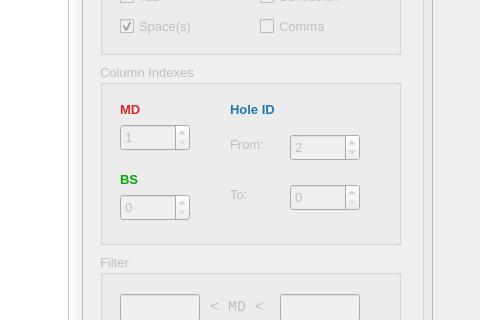
Before: the Qt Designer form CaliperImport_Vst.ui in Ivanfdezr/CentralSoftware, drawn with Qt 5; both pictures show x 498 to 978 and y 366 to 686 of the 1336 by 823 pixel window.
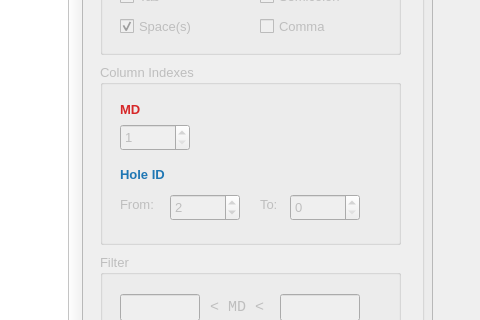
After: the same form once the commit is applied. Custom widgets are drawn as their Qt base class.

Diff of the .ui file:
```diff
--- a/CaliperImport_Vst.ui
+++ b/CaliperImport_Vst.ui
@@ -73,8 +73,8 @@
    <widget class="QLabel" name="label_6">
     <property name="geometry">
      <rect>
-      <x>130</x>
-      <y>35</y>
+      <x>20</x>
+      <y>100</y>
       <width>71</width>
       <height>21</height>
      </rect>
@@ -111,8 +111,8 @@
    <widget class="QSpinBox" name="ciH1columnIndex_spinBox">
     <property name="geometry">
      <rect>
-      <x>190</x>
-      <y>70</y>
+      <x>70</x>
+      <y>130</y>
       <width>70</width>
       <height>27</height>
      </rect>
@@ -127,47 +127,11 @@
      <number>2</number>
     </property>
    </widget>
-   <widget class="QSpinBox" name="ciBScolumnIndex_spinBox">
-    <property name="geometry">
-     <rect>
-      <x>20</x>
-      <y>130</y>
-      <width>70</width>
-      <height>27</height>
-     </rect>
-    </property>
-    <property name="toolTip">
-     <string>0 means that any column is selected.</string>
-    </property>
-    <property name="minimum">
-     <number>0</number>
-    </property>
-    <property name="value">
-     <number>0</number>
-    </property>
-   </widget>
-   <widget class="QLabel" name="label_8">
-    <property name="geometry">
-     <rect>
-      <x>20</x>
-      <y>105</y>
-      <width>71</width>
-      <height>21</height>
-     </rect>
-    </property>
-    <property name="toolTip">
-     <string>BS unit must be the same as Hole ID unit,
-in order to show a congruet graph.</string>
-    </property>
-    <property name="text">
-     <string>&lt;html&gt;&lt;head/&gt;&lt;body&gt;&lt;p&gt;&lt;span style=&quot; font-weight:600; color:#00aa00;&quot;&gt;BS&lt;/span&gt;&lt;/p&gt;&lt;/body&gt;&lt;/html&gt;</string>
-    </property>
-   </widget>
    <widget class="QSpinBox" name="ciH2columnIndex_spinBox">
     <property name="geometry">
      <rect>
       <x>190</x>
-      <y>120</y>
+      <y>130</y>
       <width>70</width>
       <height>27</height>
      </rect>
@@ -185,8 +149,8 @@
    <widget class="QLabel" name="label">
     <property name="geometry">
      <rect>
-      <x>130</x>
-      <y>70</y>
+      <x>20</x>
+      <y>130</y>
       <width>51</width>
       <height>20</height>
      </rect>
@@ -198,8 +162,8 @@
    <widget class="QLabel" name="label_9">
     <property name="geometry">
      <rect>
-      <x>130</x>
-      <y>120</y>
+      <x>160</x>
+      <y>130</y>
       <width>31</width>
       <height>21</height>
      </rect>
```
